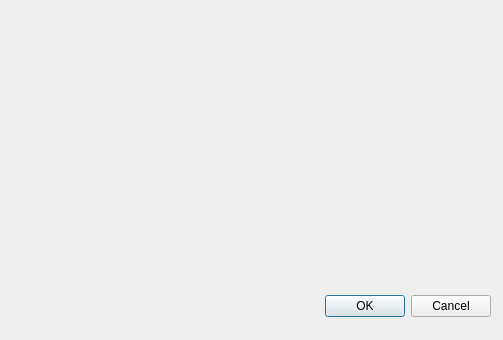
Before: the Qt Designer form ui/account_create_dialog.ui in FruitfulApproach/GoodJob, drawn with Qt 5.
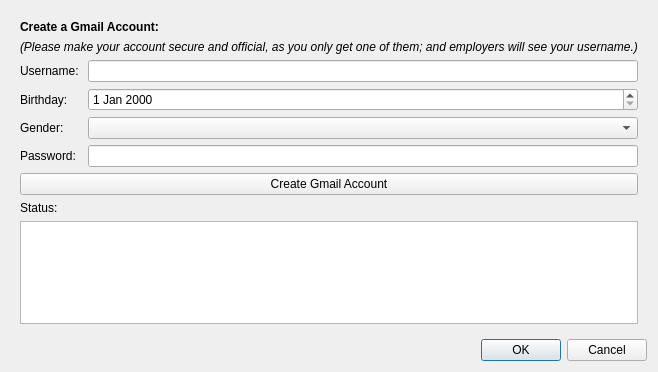
After: the same form once the commit is applied. Icons and pictures are not drawn.

Commit message: Added fields to gmail account create dialog

What changed in the file:
```diff
--- a/ui/account_create_dialog.ui
+++ b/ui/account_create_dialog.ui
@@ -6,8 +6,8 @@
    <rect>
     <x>0</x>
     <y>0</y>
-    <width>503</width>
-    <height>340</height>
+    <width>595</width>
+    <height>372</height>
    </rect>
   </property>
   <property name="windowTitle">
@@ -17,22 +17,124 @@
    <iconset resource="resources.qrc">
     <normaloff>:/img/img/app_icon.ico</normaloff>:/img/img/app_icon.ico</iconset>
   </property>
-  <widget class="QDialogButtonBox" name="buttonBox">
-   <property name="geometry">
-    <rect>
-     <x>10</x>
-     <y>290</y>
-     <width>481</width>
-     <height>32</height>
-    </rect>
-   </property>
-   <property name="orientation">
-    <enum>Qt::Horizontal</enum>
-   </property>
-   <property name="standardButtons">
-    <set>QDialogButtonBox::Cancel|QDialogButtonBox::Ok</set>
-   </property>
-  </widget>
+  <layout class="QGridLayout" name="gridLayout">
+   <item row="1" column="0">
+    <widget class="QDialogButtonBox" name="buttonBox">
+     <property name="orientation">
+      <enum>Qt::Horizontal</enum>
+     </property>
+     <property name="standardButtons">
+      <set>QDialogButtonBox::Cancel|QDialogButtonBox::Ok</set>
+     </property>
+    </widget>
+   </item>
+   <item row="0" column="0">
+    <widget class="QStackedWidget" name="stackedWidget">
+     <widget class="QWidget" name="page">
+      <layout class="QFormLayout" name="formLayout">
+       <item row="0" column="0" colspan="2">
+        <widget class="QLabel" name="label">
+         <property name="font">
+          <font>
+           <weight>75</weight>
+           <bold>true</bold>
+          </font>
+         </property>
+         <property name="text">
+          <string>Create a Gmail Account:</string>
+         </property>
+        </widget>
+       </item>
+       <item row="2" column="0">
+        <widget class="QLabel" name="label_2">
+         <property name="text">
+          <string>Username: </string>
+         </property>
+        </widget>
+       </item>
+       <item row="2" column="1">
+        <widget class="QLineEdit" name="gmailUsernameLine">
+         <property name="text">
+          <string/>
+         </property>
+        </widget>
+       </item>
+       <item row="3" column="0">
+        <widget class="QLabel" name="label_3">
+         <property name="text">
+          <string>Birthday:</string>
+         </property>
+        </widget>
+       </item>
+       <item row="3" column="1">
+        <widget class="QDateEdit" name="gmailBirthdayEdit"/>
+       </item>
+       <item row="4" column="0">
+        <widget class="QLabel" name="label_4">
+         <property name="text">
+          <string>Gender:</string>
+         </property>
+        </widget>
+       </item>
+       <item row="4" column="1">
+        <widget class="QComboBox" name="gmailGenderCombo"/>
+       </item>
+       <item row="5" column="0">
+        <widget class="QLabel" name="label_5">
+         <property name="text">
+          <string>Password:</string>
+         </property>
+        </widget>
+       </item>
+       <item row="5" column="1">
+        <widget class="QLineEdit" name="gmailPasswordLine">
+         <property name="echoMode">
+          <enum>QLineEdit::PasswordEchoOnEdit</enum>
+         </property>
+        </widget>
+       </item>
+       <item row="6" column="0" colspan="2">
+        <widget class="QPushButton" name="createGmailAccountButton">
+         <property name="text">
+          <string>Create Gmail Account</string>
+         </property>
+        </widget>
+       </item>
+       <item row="7" column="0" colspan="2">
+        <widget class="QLabel" name="label_6">
+         <property name="text">
+          <string>Status:</string>
+         </property>
+        </widget>
+       </item>
+       <item row="8" column="0" colspan="2">
+        <widget class="QPlainTextEdit" name="plainTextEdit">
+         <property name="readOnly">
+          <bool>true</bool>
+         </property>
+        </widget>
+       </item>
+       <item row="1" column="0" colspan="2">
+        <widget class="QLabel" name="label_7">
+         <property name="font">
+          <font>
+           <italic>true</italic>
+          </font>
+         </property>
+         <property name="text">
+          <string>(Please make your account secure and official, as you only get one of them; and employers will see your username.)</string>
+         </property>
+         <property name="textFormat">
+          <enum>Qt::RichText</enum>
+         </property>
+        </widget>
+       </item>
+      </layout>
+     </widget>
+     <widget class="QWidget" name="page_2"/>
+    </widget>
+   </item>
+  </layout>
  </widget>
  <resources>
   <include location="resources.qrc"/>
```
The commit also changes 2 other files.
